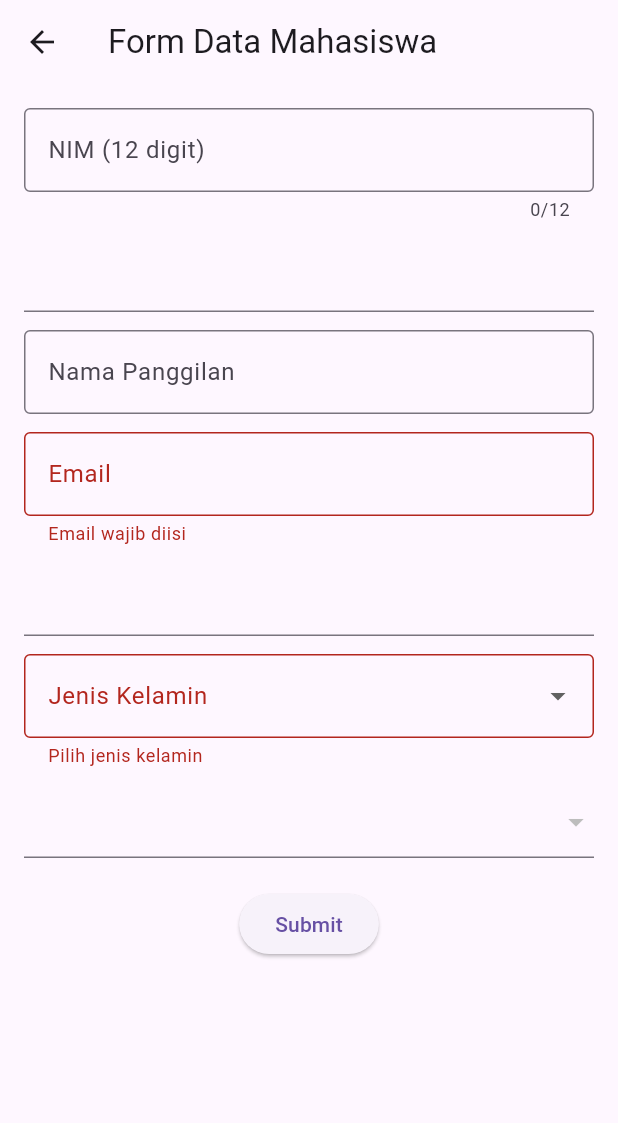
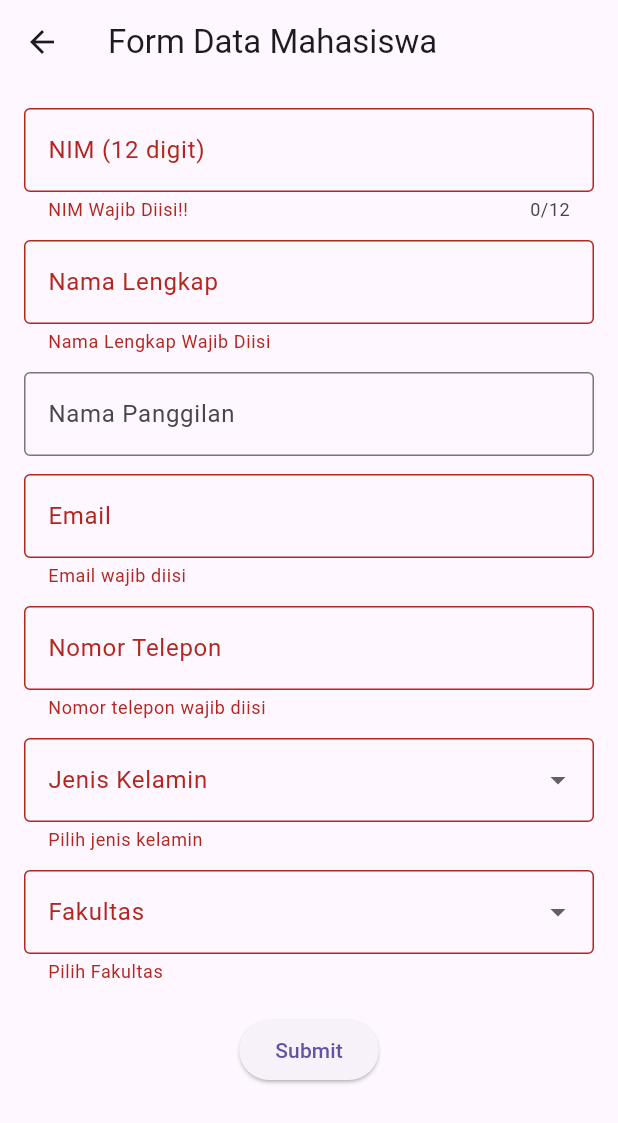
Before and after one commit to RosyidMaulana/latihan-pembuatan-form-input-flutter, a Flutter app: the FormMahasiswa screen opened directly, after a tap on "Submit", on a phone screen of 412 x 824 dp. Shown: the top 1123 px of the screen. Run offline on Flutter 3.47's test engine with Material 3 defaults, Android fonts, the phone set to English and light mode, and no system bars.

Commit message:
LATIHAN-FORM-230441100111-SHELLY NI'MAL AULINA SHINTA-KAK MARTIN

```diff
--- a/lib/form_mahasiswa.dart
+++ b/lib/form_mahasiswa.dart
@@ -18,10 +18,7 @@ class _FormMahasiswaState extends State<FormMahasiswa> {
   String? _jenisKelamin;
   String? _fakultas;
 
-  final List<String> jenisKelaminList = [
-    'Laki-laki',
-    'Perempuan',
-  ];
+  final List<String> jenisKelaminList = ['Laki-laki', 'Perempuan'];
 
   final List<String> fakultasList = [
     'Fakultas Teknik',
@@ -50,7 +47,16 @@ class _FormMahasiswaState extends State<FormMahasiswa> {
                 maxLength: 12,
                 validator: (value) {
                   // TODO_1
-
+                  if (value == null || value.isEmpty) {
+                    return 'NIM Wajib Diisi!!';
+                  }
+                  if (value.length != 12) {
+                    return 'NIM harus 12 digit';
+                  }
+                  if (!RegExp(r'^[0-9]+$').hasMatch(value)) {
+                    return 'NIM hanya boleh angka';
+                  }
+                  return null;
                   //END_TODO_1
                 },
                 onSaved: (value) => _nim = value!,
@@ -60,10 +66,18 @@ class _FormMahasiswaState extends State<FormMahasiswa> {
               // Nama Lengkap
               TextFormField(
                 // TODO_2
-
-
+                decoration: const InputDecoration(
+                  labelText: 'Nama Lengkap',
+                  border: OutlineInputBorder(),
+                ),
+                validator: (value) {
+                  if (value == null || value.isEmpty) {
+                    return 'Nama Lengkap Wajib Diisi';
+                  }
+                  return null;
+                },
                 // END_TODO_2
-                onSaved: (value) => _telepon = value!,
+                onSaved: (value) => _nama = value!,
               ),
               const SizedBox(height: 12),
 
@@ -100,8 +114,20 @@ class _FormMahasiswaState extends State<FormMahasiswa> {
               // Nomor Telepon
               TextFormField(
                 // TODO_3
-
-
+                decoration: const InputDecoration(
+                  labelText: 'Nomor Telepon',
+                  border: OutlineInputBorder(),
+                ),
+                keyboardType: TextInputType.phone,
+                validator: (value) {
+                  if (value == null || value.isEmpty) {
+                    return 'Nomor telepon wajib diisi';
+                  }
+                  if (!RegExp(r'^[0-9]+$').hasMatch(value)) {
+                    return 'Hanya boleh mengandung angka';
+                  }
+                  return null;
+                },
                 // END_TODO_3
                 onSaved: (value) => _telepon = value!,
               ),
@@ -114,15 +140,15 @@ class _FormMahasiswaState extends State<FormMahasiswa> {
                   border: OutlineInputBorder(),
                 ),
                 value: _jenisKelamin,
-                items: jenisKelaminList
-                    .map((jk) => DropdownMenuItem(
-                          value: jk,
-                          child: Text(jk),
-                        ))
+                items:
+                    jenisKelaminList
+                        .map(
+                          (jk) => DropdownMenuItem(value: jk, child: Text(jk)),
+                        )
                         .toList(),
                 onChanged: (value) => setState(() => _jenisKelamin = value),
-                validator: (value) =>
-                    value == null ? 'Pilih jenis kelamin' : null,
+                validator:
+                    (value) => value == null ? 'Pilih jenis kelamin' : null,
                 onSaved: (value) => _jenisKelamin = value,
               ),
               const SizedBox(height: 12),
@@ -130,12 +156,27 @@ class _FormMahasiswaState extends State<FormMahasiswa> {
               // Fakultas
               DropdownButtonFormField<String>(
                 // TODO_4
+                decoration: const InputDecoration(
+                  labelText: 'Fakultas',
+                  border: OutlineInputBorder(),
+                ),
+                value: _fakultas,
+                items:
+                    fakultasList
+                        .map(
+                          (fakultas) => DropdownMenuItem(
+                            value: fakultas,
+                            child: Text(fakultas),
+                          ),
+                        )
+                        .toList(),
+                onChanged: (value) => setState(() => _fakultas = value),
+                validator: (value) => value == null ? 'Pilih Fakultas' : null,
 
                 // END_TODO_4
                 onSaved: (value) => _fakultas = value,
               ),
               const SizedBox(height: 20),
-
 
               ElevatedButton(
                 onPressed: () {
@@ -143,7 +184,8 @@ class _FormMahasiswaState extends State<FormMahasiswa> {
                     _formKey.currentState!.save();
                     showDialog(
                       context: context,
-                      builder: (_) => AlertDialog(
+                      builder:
+                          (_) => AlertDialog(
                             title: const Text('Data Mahasiswa'),
                             content: Text(
                               'NIM: $_nim\n'
```
Also changed, not shown: lib/form-page.dart (+22 -9 lines), lib/main.dart (+9 -4 lines). Lines whose indentation alone changed are shown as unchanged.
